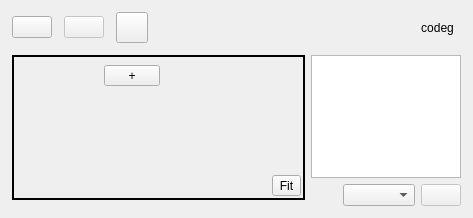
NikolayRag/codeg, file src/Ui/AppWindow.ui: the form before one commit.
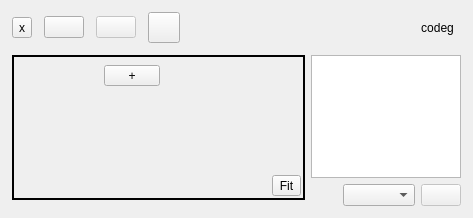
The form after the commit. Icons and pictures are not drawn.

Commit message: add wipe Scene functionality

The edit to the form file:
```diff
--- a/src/Ui/AppWindow.ui
+++ b/src/Ui/AppWindow.ui
@@ -63,6 +63,19 @@
           <property name="bottomMargin">
            <number>0</number>
           </property>
+          <item>
+           <widget class="QToolButton" name="btnWipe">
+            <property name="text">
+             <string>x</string>
+            </property>
+            <property name="iconSize">
+             <size>
+              <width>24</width>
+              <height>24</height>
+             </size>
+            </property>
+           </widget>
+          </item>
           <item>
            <widget class="QPushButton" name="btnLoad">
             <property name="text">
```
The commit also changes 2 other files.
